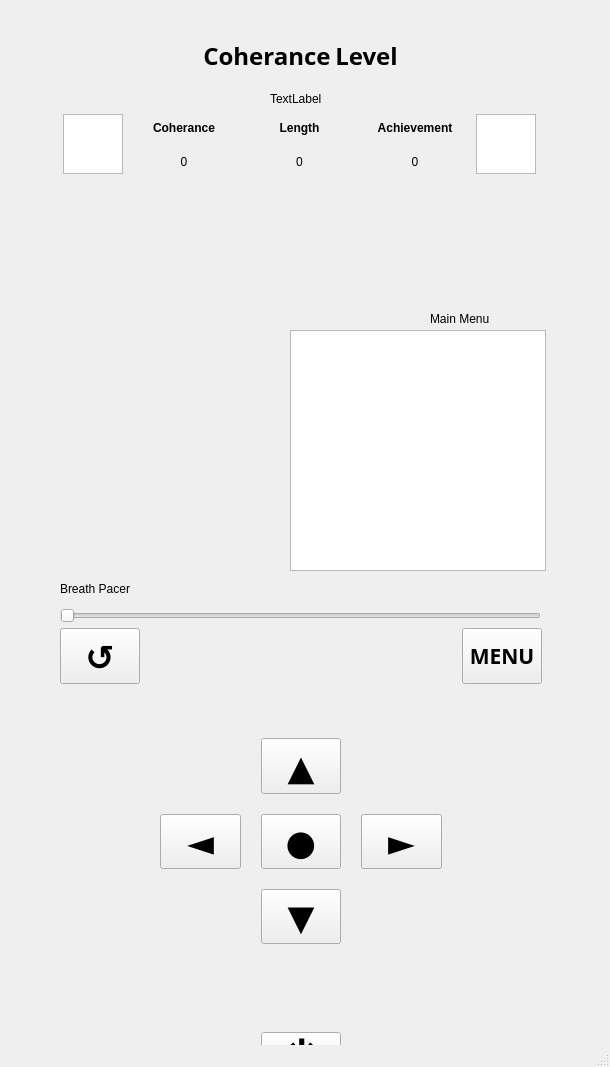
JosephChing/COMP3004Team65, file mainwindow.ui: the form before one commit.
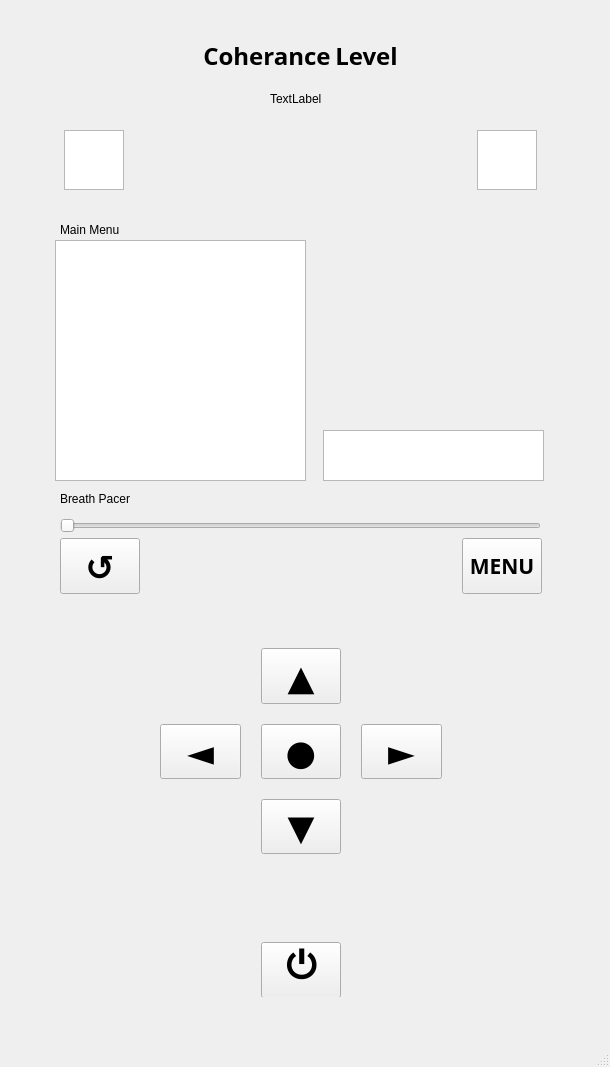
The form after the commit. Icons and pictures are not drawn. Custom widgets are drawn as their Qt base class.

What changed in the file:
```diff
--- a/mainwindow.ui
+++ b/mainwindow.ui
@@ -18,7 +18,7 @@
     <property name="geometry">
      <rect>
       <x>60</x>
-      <y>628</y>
+      <y>538</y>
       <width>482</width>
       <height>459</height>
      </rect>
@@ -307,10 +307,10 @@
    <widget class="QWidget" name="horizontalLayoutWidget_2">
     <property name="geometry">
      <rect>
-      <x>59</x>
-      <y>109</y>
+      <x>60</x>
+      <y>110</y>
       <width>481</width>
-      <height>71</height>
+      <height>101</height>
      </rect>
     </property>
     <layout class="QHBoxLayout" name="horizontalLayout_2">
@@ -349,94 +349,23 @@
       </widget>
      </item>
      <item>
-      <layout class="QVBoxLayout" name="verticalLayout_2">
-       <item>
-        <widget class="QLabel" name="label_6">
-         <property name="font">
-          <font>
-           <weight>75</weight>
-           <bold>true</bold>
-          </font>
-         </property>
-         <property name="text">
-          <string>Coherance</string>
-         </property>
-         <property name="alignment">
-          <set>Qt::AlignCenter</set>
-         </property>
-        </widget>
-       </item>
-       <item>
-        <widget class="QLabel" name="coheranceLabel">
-         <property name="text">
-          <string>0</string>
-         </property>
-         <property name="alignment">
-          <set>Qt::AlignCenter</set>
-         </property>
-        </widget>
-       </item>
-      </layout>
-     </item>
-     <item>
-      <layout class="QVBoxLayout" name="verticalLayout_3">
-       <item>
-        <widget class="QLabel" name="label_15">
-         <property name="font">
-          <font>
-           <weight>75</weight>
-           <bold>true</bold>
-          </font>
-         </property>
-         <property name="text">
-          <string>Length</string>
-         </property>
-         <property name="alignment">
-          <set>Qt::AlignCenter</set>
-         </property>
-        </widget>
-       </item>
-       <item>
-        <widget class="QLabel" name="lengthLabel">
-         <property name="text">
-          <string>0</string>
-         </property>
-         <property name="alignment">
-          <set>Qt::AlignCenter</set>
-         </property>
-        </widget>
-       </item>
-      </layout>
-     </item>
-     <item>
-      <layout class="QVBoxLayout" name="verticalLayout_4">
-       <item>
-        <widget class="QLabel" name="label_17">
-         <property name="font">
-          <font>
-           <weight>75</weight>
-           <bold>true</bold>
-          </font>
-         </property>
-         <property name="text">
-          <string>Achievement</string>
-         </property>
-         <property name="alignment">
-          <set>Qt::AlignCenter</set>
-         </property>
-        </widget>
-       </item>
-       <item>
-        <widget class="QLabel" name="achievementLabel">
-         <property name="text">
-          <string>0</string>
-         </property>
-         <property name="alignment">
-          <set>Qt::AlignCenter</set>
-         </property>
-        </widget>
-       </item>
-      </layout>
+      <widget class="QLabel" name="lightPicture">
+       <property name="text">
+        <string/>
+       </property>
+       <property name="pixmap">
+        <pixmap resource="lightPictures.qrc">:/lightsPictures/noLights.png</pixmap>
+       </property>
+       <property name="scaledContents">
+        <bool>true</bool>
+       </property>
+       <property name="margin">
+        <number>0</number>
+       </property>
+       <property name="indent">
+        <number>-4</number>
+       </property>
+      </widget>
      </item>
      <item>
       <widget class="QGraphicsView" name="hrContactGraphic">
@@ -465,10 +394,10 @@
    <widget class="QCustomPlot" name="graph" native="true">
     <property name="geometry">
      <rect>
-      <x>340</x>
-      <y>210</y>
+      <x>320</x>
+      <y>240</y>
       <width>221</width>
-      <height>191</height>
+      <height>181</height>
      </rect>
     </property>
    </widget>
@@ -476,7 +405,7 @@
     <property name="geometry">
      <rect>
       <x>60</x>
-      <y>580</y>
+      <y>490</y>
       <width>91</width>
       <height>17</height>
      </rect>
@@ -492,7 +421,7 @@
     <property name="geometry">
      <rect>
       <x>60</x>
-      <y>600</y>
+      <y>510</y>
       <width>481</width>
       <height>31</height>
      </rect>
@@ -507,9 +436,9 @@
    <widget class="QListWidget" name="mainMenuListView">
     <property name="geometry">
      <rect>
-      <x>290</x>
-      <y>330</y>
-      <width>256</width>
+      <x>55</x>
+      <y>240</y>
+      <width>251</width>
       <height>241</height>
      </rect>
     </property>
@@ -517,10 +446,10 @@
    <widget class="QLabel" name="menuLabel">
     <property name="geometry">
      <rect>
-      <x>430</x>
-      <y>310</y>
-      <width>121</width>
-      <height>17</height>
+      <x>60</x>
+      <y>220</y>
+      <width>131</width>
+      <height>20</height>
      </rect>
     </property>
     <property name="text">
@@ -540,30 +469,15 @@
      <string>TextLabel</string>
     </property>
    </widget>
-   <widget class="QLabel" name="lightPicture">
+   <widget class="QTextEdit" name="summary">
     <property name="geometry">
      <rect>
-      <x>-10</x>
-      <y>120</y>
-      <width>641</width>
-      <height>261</height>
+      <x>323</x>
+      <y>430</y>
+      <width>221</width>
+      <height>51</height>
      </rect>
     </property>
-    <property name="text">
-     <string/>
-    </property>
-    <property name="pixmap">
-     <pixmap resource="lightPictures.qrc">:/lightsPictures/noLights.png</pixmap>
-    </property>
-    <property name="scaledContents">
-     <bool>true</bool>
-    </property>
-    <property name="margin">
-     <number>62</number>
-    </property>
-    <property name="indent">
-     <number>-4</number>
-    </property>
    </widget>
   </widget>
   <widget class="QMenuBar" name="menubar">
```
